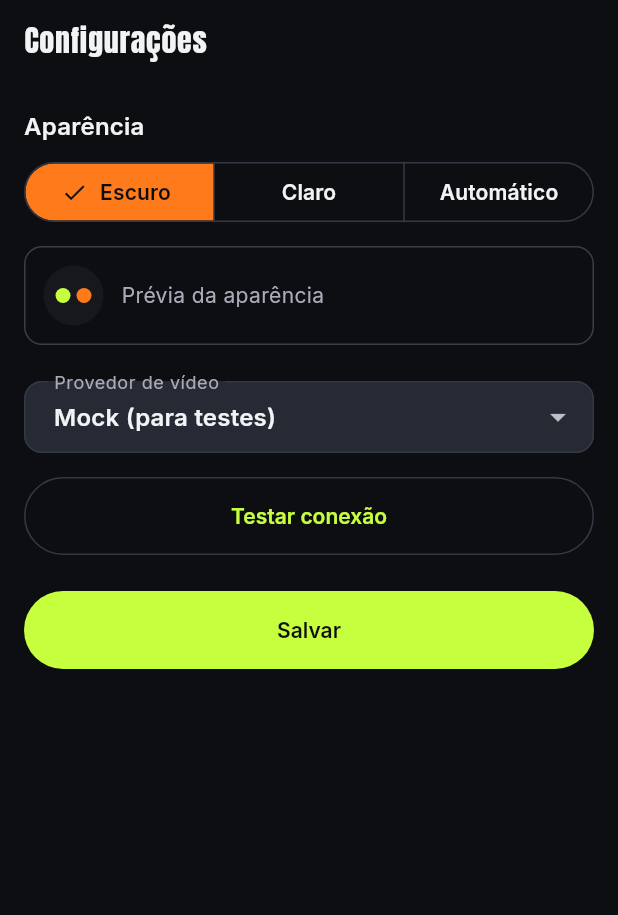
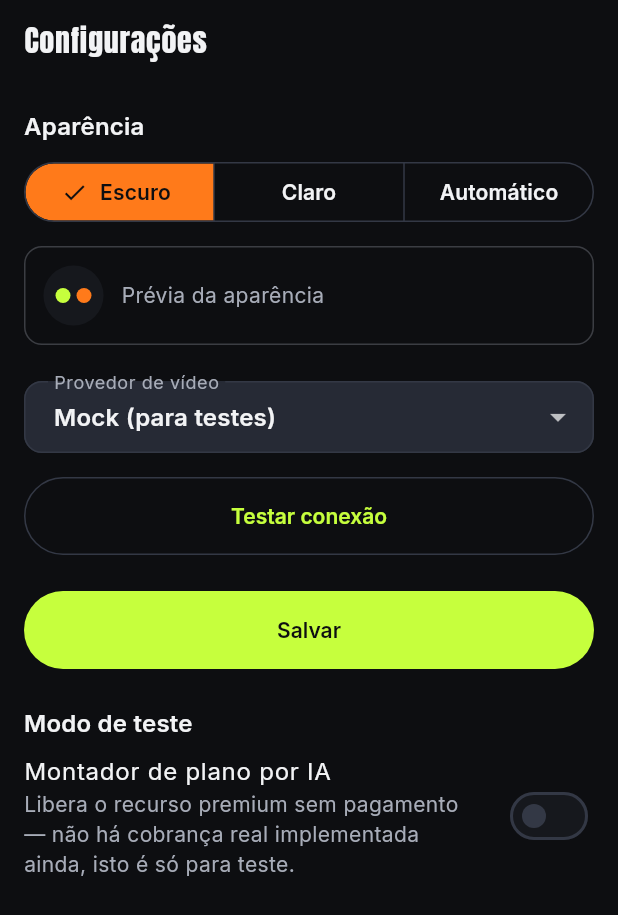
Before and after one commit to junichel20123-u/app-academia-, a Flutter app: the SettingsScreen screen opened by its route, on a phone screen of 412 x 824 dp. Shown: the top 915 px of the screen. Run offline on Flutter 3.47's test engine with Material 3 defaults, Android fonts, the phone set to English and light mode, and no system bars; our stand-ins replace chewie, dio, drift, fl_chart, flutter_riverpod, flutter_secure_storage and 2 more; accounts and stored records are empty; generated files the repository leaves out were written again.

Commit message:
adiciona modo de teste em Configurações pra desbloquear o montador de IA
Não existe cobrança real implementada ainda (Seção 8.6 do plano) — só o
snackbar "Pagamentos em breve". Pedido do usuário: poder testar o
montador de plano por IA sem esperar por isso. Adiciona um switch em
Configurações → "Modo de teste" que liga/desliga o mesmo flag
(aiPlanBuilderPremiumUnlocked) que uma compra real setaria no futuro,
com um aviso deixando claro que é só pra teste. Hint de descoberta
adicionado no estado bloqueado do montador, apontando pra Configurações.

Achado durante a verificação: o novo switch empurrou "Testar conexão"/
"Salvar" pra fora do cache extent padrão do ListView nos testes de
widget existentes (o Flutter desmonta itens de Sliver fora do viewport,
mesmo em ListView(children:) não-lazy) — corrigido movendo a seção nova
pro fim da lista, preservando a posição do que já era testado.

```diff
--- a/lib/features/settings/presentation/settings_screen.dart
+++ b/lib/features/settings/presentation/settings_screen.dart
@@ -23,6 +23,7 @@ class _SettingsScreenState extends ConsumerState<SettingsScreen> {
   bool _loaded = false;
   String? _testResultMessage;
   AppThemeMode _themeMode = AppThemeMode.dark;
+  bool _aiPlanBuilderUnlocked = false;
 
   @override
   void initState() {
@@ -48,6 +49,7 @@ class _SettingsScreenState extends ConsumerState<SettingsScreen> {
       _baseUrlController.text = settings.videoProviderBaseUrl ?? '';
       _hasStoredKey = apiKey != null && apiKey.isNotEmpty;
       _themeMode = settings.themeModePreference;
+      _aiPlanBuilderUnlocked = settings.aiPlanBuilderPremiumUnlocked;
       _loaded = true;
     });
   }
@@ -55,6 +57,13 @@ class _SettingsScreenState extends ConsumerState<SettingsScreen> {
   Future<void> _setThemeMode(AppThemeMode mode) async {
     setState(() => _themeMode = mode);
     await ref.read(userSettingsRepositoryProvider).setThemeMode(mode);
+  }
+
+  Future<void> _setAiPlanBuilderUnlocked(bool unlocked) async {
+    setState(() => _aiPlanBuilderUnlocked = unlocked);
+    await ref
+        .read(userSettingsRepositoryProvider)
+        .setAiPlanBuilderPremiumUnlocked(unlocked);
   }
 
   void _testConnection() {
@@ -179,6 +188,21 @@ class _SettingsScreenState extends ConsumerState<SettingsScreen> {
                 ],
                 const SizedBox(height: 24),
                 FilledButton(onPressed: _save, child: const Text('Salvar')),
+                const SizedBox(height: 24),
+                Text(
+                  'Modo de teste',
+                  style: Theme.of(context).textTheme.titleMedium,
+                ),
+                SwitchListTile(
+                  contentPadding: EdgeInsets.zero,
+                  title: const Text('Montador de plano por IA'),
+                  subtitle: const Text(
+                    'Libera o recurso premium sem pagamento — não há '
+                    'cobrança real implementada ainda, isto é só para teste.',
+                  ),
+                  value: _aiPlanBuilderUnlocked,
+                  onChanged: _setAiPlanBuilderUnlocked,
+                ),
               ],
             ),
     );
```
Also changed, not shown: lib/features/ai_plan_builder/presentation/ai_plan_builder_screen.dart (+8 -0 lines), lib/features/settings/data/user_settings_repository.dart (+10 -0 lines), 1 other file.
